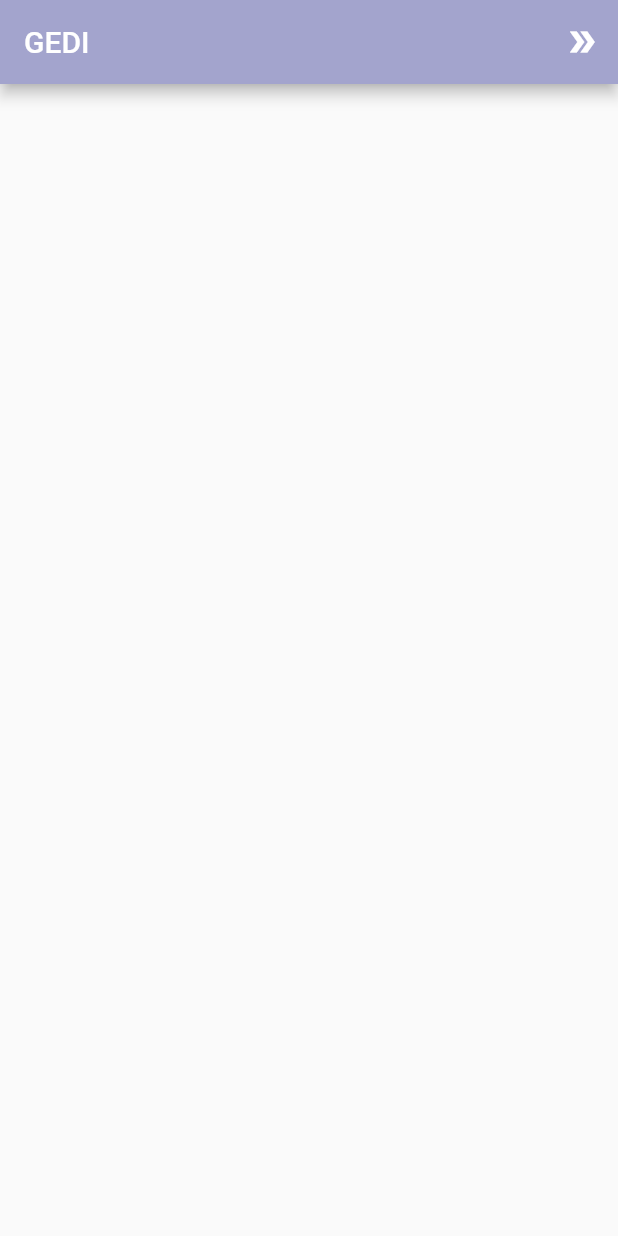
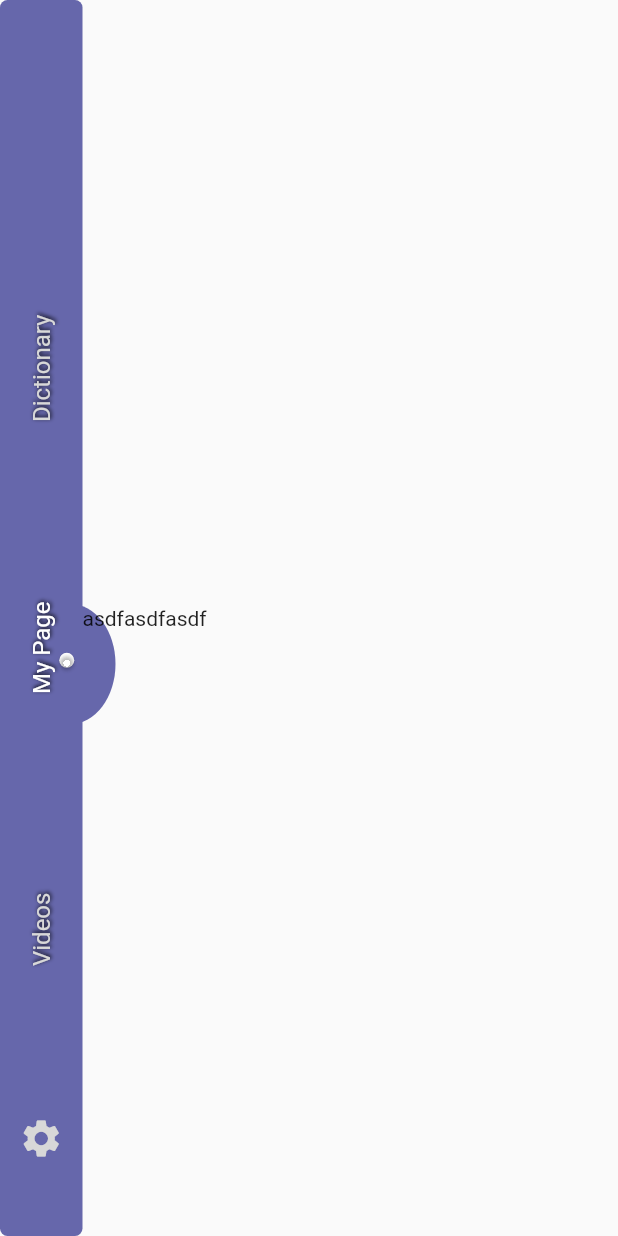
Before and after one commit to gdsckoreahackathon2022/24_GeDi, a Flutter app: the screen it shows after launch, on a phone screen of 412 x 824 dp. Run offline on Flutter 3.47's test engine with Material 2 defaults, Android fonts, the phone set to English and light mode, and no system bars; our stand-ins replace cloud_firestore, firebase_core, image_picker, photo_view; missing offline and left inert: google_ml_kit_for_korean; accounts and stored records are empty.

Commit message:
Add side navigation bar

```diff
--- a/gedi/lib/main.dart
+++ b/gedi/lib/main.dart
@@ -1,8 +1,10 @@
 import 'package:firebase_core/firebase_core.dart';
 import 'package:flutter/material.dart';
 import 'package:gedi/screens/dictionary_screen.dart';
+import 'package:gedi/widgets/side_navigationbar.dart';
 
 import 'firebase_options.dart';
+import 'models/global.dart';
 
 void main() async {
   WidgetsFlutterBinding.ensureInitialized();
@@ -12,10 +14,28 @@ void main() async {
   runApp(const MaterialApp(home: GediApp()));
 }
 
-class GediApp extends StatelessWidget {
+class GediApp extends StatefulWidget {
   const GediApp({Key? key}) : super(key: key);
 
+  static List<Widget> pageList = [
+    const DictionaryScreen(),
+    const Text("asdfasdfasdf"),
+    const Text("qwerqwerqwer")
+  ];
+
+  @override
+  State<GediApp> createState() => _GediAppState();
+}
+
+class _GediAppState extends State<GediApp> {
   // This widget is the root of your application.
+
+  int idx = 1;
+
+  void callback(int index) {
+    setState(() {});
+  }
+
   @override
   Widget build(BuildContext context) {
     return MaterialApp(
@@ -24,13 +44,23 @@ class GediApp extends StatelessWidget {
         primaryColor: const Color(0xffa3a4cd),
       ),
       home: Scaffold(
-        appBar: AppBar(
-          title: const Text('GEDI'),
-          backgroundColor: const Color(0xffa3a4cd),
-          actions: [
-            IconButton(
-              onPressed: () => DictionaryScreen.show(context),
-              icon: const Icon(Icons.double_arrow),
+        // appBar: AppBar(
+        //   title: const Text('GEDI'),
+        //   backgroundColor: const Color(0xffa3a4cd),
+        //   actions: [
+        //     IconButton(
+        //       onPressed: () => DictionaryScreen.show(context),
+        //       icon: const Icon(Icons.double_arrow),
+        //     )
+        //   ],
+        // ),
+        body: Row(
+          children: <Widget>[
+            LeftWidget(
+              callback: callback,
+            ),
+            Expanded(
+              child: GediApp.pageList[pageIndex],
             )
           ],
         ),
--- /dev/null
+++ b/gedi/lib/models/global.dart
@@ -0,0 +1,3 @@
+library globals;
+
+int pageIndex = 1;
--- /dev/null
+++ b/gedi/lib/widgets/side_navigationbar.dart
@@ -0,0 +1,239 @@
+import 'package:flutter/material.dart';
+import 'dart:math' as math;
+
+import 'package:flutter/scheduler.dart';
+import 'package:gedi/models/global.dart';
+
+class LeftWidget extends StatefulWidget {
+  const LeftWidget({Key? key, required this.callback}) : super(key: key);
+
+  final Function callback;
+
+  @override
+  _LeftWidgetState createState() => _LeftWidgetState();
+}
+
+class _LeftWidgetState extends State<LeftWidget> with TickerProviderStateMixin {
+  final List<String> _list = ["Dictionary", "My Page", "Videos"];
+  // HomePage home = HomePage();
+  final List<GlobalKey> _keys = [
+    GlobalKey(),
+    GlobalKey(),
+    GlobalKey(),
+  ];
+
+  int checkIndex = 0;
+
+  Offset checkedPositionOffset = const Offset(0, 0);
+  Offset lastCheckOffset = const Offset(0, 0);
+
+  Offset animationOffset = const Offset(0, 0);
+  late Animation _animation;
+  AnimationController? _animationController;
+
+  @override
+  void initState() {
+    checkIndex = 1;
+    super.initState();
+
+    SchedulerBinding.instance!.endOfFrame.then((value) {
+      calcuteCheckOffset();
+      // animationOffset =
+      //     Offset(checkedPositionOffset.dx, checkedPositionOffset.dy);
+      addAnimation();
+    });
+  }
+
+  void calcuteCheckOffset() {
+    lastCheckOffset = checkedPositionOffset;
+    RenderBox renderBox =
+        _keys[checkIndex].currentContext!.findRenderObject() as RenderBox;
+    Offset widgetOffset = renderBox.localToGlobal(const Offset(0, 0));
+    Size widgetSise = renderBox.size;
+    checkedPositionOffset = Offset(widgetOffset.dx + widgetSise.width,
+        widgetOffset.dy + widgetSise.height);
+  }
+
+  List<Widget> _buildList() {
+    List<Widget> widgetList = [];
+
+    widgetList.add(const Padding(
+        padding: EdgeInsets.only(
+      top: 100,
+    )));
+    for (int i = 0; i < _list.length; i++) {
+      widgetList.add(
+        Expanded(
+          child: GestureDetector(
+            onTap: () {
+              indexChecked(i);
+            },
+            child: VerticalText(
+              _list[i],
+              _keys[i],
+              checkIndex == i &&
+                  (_animationController != null &&
+                      _animationController!.isCompleted),
+            ),
+          ),
+        ),
+      );
+    }
+    widgetList.add(
+      const Padding(
+        padding: EdgeInsets.only(
+          top: 50,
+        ),
+      ),
+    );
+    widgetList.add(
+      const Padding(
+        padding: EdgeInsets.only(
+          top: 50,
+          bottom: 50,
+        ),
+        child: Icon(
+          Icons.settings,
+          color: Color(0xffd8d8d8),
+          size: 30,
+        ),
+      ),
+    );
+    return widgetList;
+  }
+
+  // static Future<int> nowPage(int i) async {
+  //   return i;
+  // }
+
+  void indexChecked(int i) {
+    if (checkIndex == i) return;
+
+    setState(() {
+      pageIndex = i;
+      widget.callback(i);
+      checkIndex = i;
+      calcuteCheckOffset();
+      addAnimation();
+      //home.createState().build(context);
+    });
+  }
+
+  void addAnimation() {
+    _animationController = AnimationController(
+        duration: const Duration(milliseconds: 300), vsync: this)
+      ..addListener(() {
+        setState(() {
+          animationOffset = Offset(checkedPositionOffset.dx, _animation.value);
+        });
+      });
+
+    _animation = Tween(begin: lastCheckOffset.dy, end: checkedPositionOffset.dy)
+        .animate(CurvedAnimation(
+            parent: _animationController!, curve: Curves.easeInOutBack));
+    _animationController!.forward();
+  }
+
+  @override
+  Widget build(BuildContext context) {
+    return Stack(
+      children: <Widget>[
+        Container(
+          width: 55,
+          decoration: BoxDecoration(
+            color: const Color(0xff6667AB),
+            borderRadius: BorderRadius.circular(5),
+          ),
+          child: Column(
+            children: _buildList(),
+          ),
+        ),
+        Positioned(
+          top: animationOffset.dy,
+          left: animationOffset.dx,
+          child: CustomPaint(
+            painter: CheckPointPainter(const Offset(10, -20)),
+          ),
+        ),
+      ],
+    );
+  }
+}
+
+class CheckPointPainter extends CustomPainter {
+  double pointRadius = 5;
+  double radius = 30;
+
+  Offset offset;
+
+  CheckPointPainter(this.offset);
+
+  @override
+  void paint(Canvas canvas, Size size) {
+    Paint paint = Paint()..style = PaintingStyle.fill;
+    Path path = Path();
+
+    double startAngle = -math.pi / 2;
+    double sweepAngle = math.pi;
+
+    paint.color = const Color(0xff6667AB);
+
+    // canvas.drawRect(
+    //     Rect.fromCenter(center: Offset(offset.dx, offset.dy), width: 60, height: 60),
+    //     paint);
+    canvas.drawArc(
+        Rect.fromCenter(
+            center: Offset(offset.dx, offset.dy), width: 60, height: 80),
+        //Rect.fromCircle(center: Offset(offset.dx, offset.dy), radius: radius),
+        startAngle,
+        sweepAngle,
+        false,
+        paint);
+
+    paint.color = Colors.white;
+
+    canvas.drawCircle(
+        Offset(offset.dx - pointRadius / 2, offset.dy - pointRadius / 2),
+        pointRadius,
+        paint);
+    var center =
+        Offset(offset.dx - pointRadius / 2, offset.dy - pointRadius / 2);
+    path.addOval(Rect.fromCircle(center: center, radius: pointRadius));
+    canvas.drawShadow(path, const Color.fromARGB(255, 0, 0, 0), 1.0, false);
+  }
+
+  @override
+  bool shouldRepaint(CustomPainter oldDelegate) {
+    return true;
+  }
+}
+
+class VerticalText extends StatelessWidget {
+  final String name;
+  final bool checked;
+  final GlobalKey globalKey;
+
+  const VerticalText(this.name, this.globalKey, this.checked, {Key? key})
+      : super(key: key);
+
+  @override
+  Widget build(BuildContext context) {
+    return RotatedBox(
+      key: globalKey,
+      quarterTurns: 3,
+      child: Text(
+        name,
+        style: TextStyle(
+          shadows: const <Shadow>[
+            Shadow(
+                offset: Offset(1.0, 1.0),
+                blurRadius: 3.0,
+                color: Color.fromARGB(255, 0, 0, 0))
+          ],
+          color: checked ? Colors.white : const Color(0xffd8d8d8),
+          fontSize: 16,
+        ),
+      ),
+    );
+  }
+}
```
